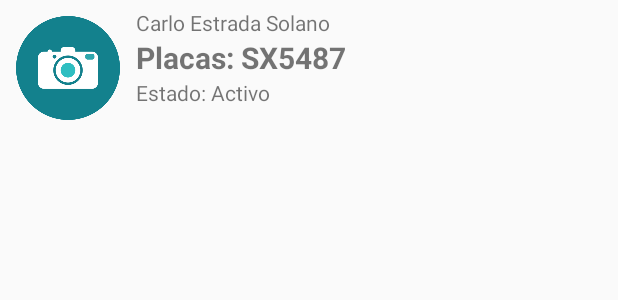
After one commit to bnv86/reclamosBarriales, an Android app: the layout infowindow_layout.xml on its own in the app's theme, with its tools: preview values and no code run, on a phone screen of 412 x 824 dp. The commit adds this screen. Shown: the top 300 px of the screen. Run offline under Robolectric (Android 15) with nearby library versions, the phone set to English and light mode, and no system bars; network calls fail.

Commit message:
se agrega informacion customizada del reclamo al marker con InfoWindowAdapter

```diff
--- /dev/null
+++ b/app/src/main/res/layout/infowindow_layout.xml
@@ -0,0 +1,43 @@
+<?xml version="1.0" encoding="utf-8"?>
+<RelativeLayout xmlns:android="http://schemas.android.com/apk/res/android"
+    android:layout_width="wrap_content"
+    android:layout_height="wrap_content"
+    android:padding="5dp" >
+
+    <ImageView
+        android:id="@+id/info_window_imagen"
+        android:layout_width="80dp"
+        android:layout_height="80dp"
+        android:scaleType="centerCrop"
+        android:src="@drawable/camera" />
+
+    <TextView
+        android:id="@+id/info_window_nombre"
+        android:layout_width="wrap_content"
+        android:layout_height="wrap_content"
+        android:layout_alignParentTop="true"
+        android:layout_toRightOf="@id/info_window_imagen"
+        android:paddingLeft="5dp"
+        android:text="Carlo Estrada Solano" />
+
+    <TextView
+        android:id="@+id/info_window_placas"
+        android:layout_width="wrap_content"
+        android:layout_height="wrap_content"
+        android:textStyle="bold"
+        android:textSize="20sp"
+        android:layout_below="@id/info_window_nombre"
+        android:layout_toRightOf="@id/info_window_imagen"
+        android:paddingLeft="5dp"
+        android:text="Placas: SX5487" />
+
+    <TextView
+        android:id="@+id/info_window_estado"
+        android:layout_width="wrap_content"
+        android:layout_height="wrap_content"
+        android:layout_below="@id/info_window_placas"
+        android:layout_toRightOf="@id/info_window_imagen"
+        android:paddingLeft="5dp"
+        android:text="Estado: Activo" />
+
+</RelativeLayout>
```
Also changed, not shown: app/src/main/java/com/example/bruno/debarrio/Adapters/CustomInfoWindowAdapter.java (added, +37 -0 lines), app/src/main/java/com/example/bruno/debarrio/MapActivity.java (+102 -2 lines), app/src/main/java/com/example/bruno/debarrio/fragments/DetalleReclamoFragment.java (+15 -1 lines), app/src/main/java/com/example/bruno/debarrio/fragments/ListaReclamosFragment.java (+15 -16 lines), app/src/main/res/layout-land/item_list.xml (+29 -0 lines).
